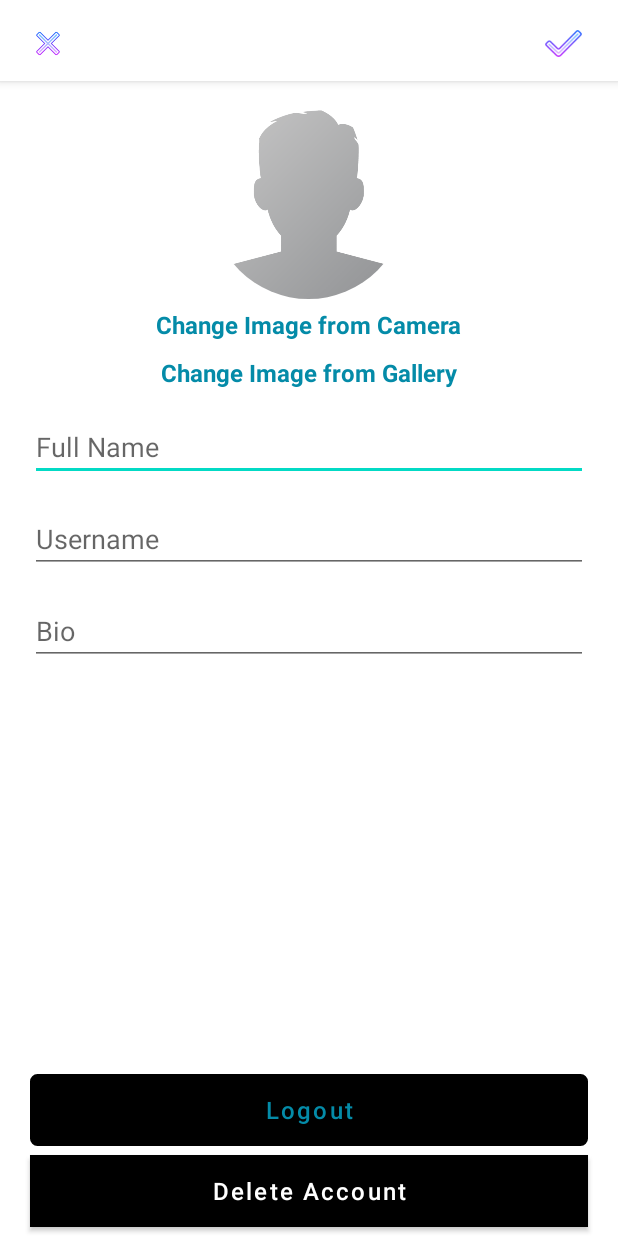
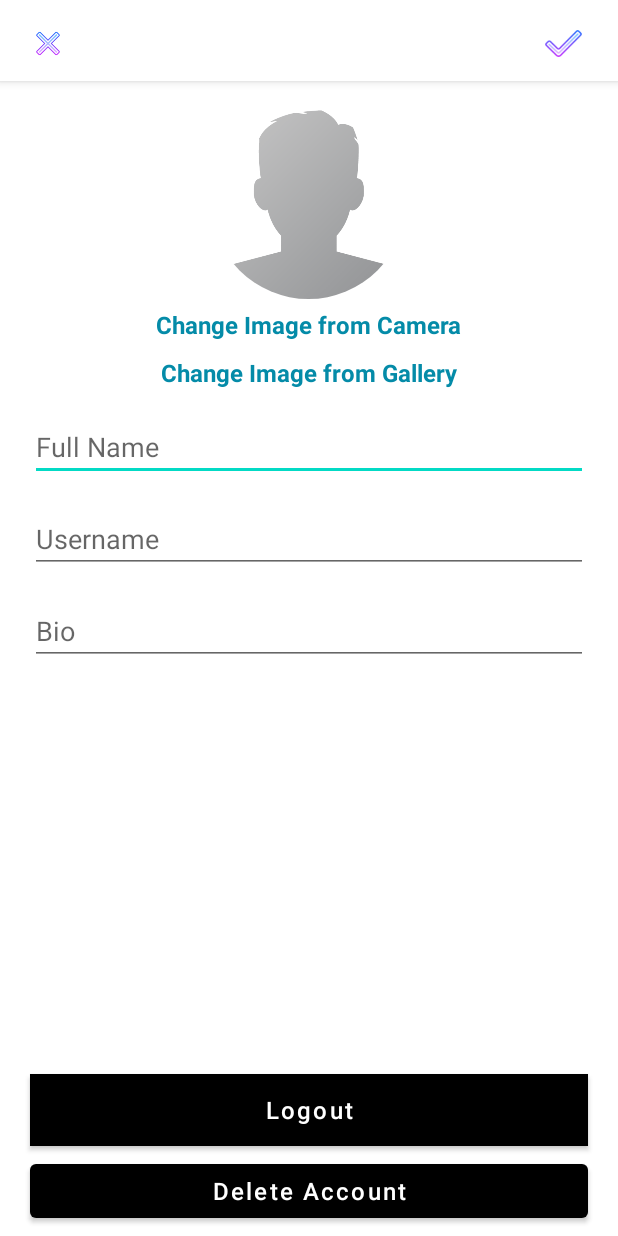
Before and after one commit to AlejandroParra15/GARAGE-VGO, an Android app: the SettingsActivity screen opened directly, with no data from a screen before it, on a phone screen of 412 x 824 dp. Run offline under Robolectric (Android 15) with nearby library versions, the phone set to English and light mode, and no system bars; our stand-ins replace CircleImageView.

Commit message:
Se agrega el icono de la app y el nombre.

```diff
--- a/app/src/main/AndroidManifest.xml
+++ b/app/src/main/AndroidManifest.xml
@@ -6,8 +6,8 @@
     <uses-permission android:name="android.permission.CAMERA" />
     <application
         android:allowBackup="true"
-        android:icon="@mipmap/ic_launcher"
-        android:label="@string/app_name"
+        android:icon="@drawable/logomain3"
+        android:label="GarageVGO"
         android:roundIcon="@mipmap/ic_launcher_round"
         android:supportsRtl="true"
         android:theme="@style/Theme.GARAGEVGO">
--- a/app/src/main/res/layout/activity_settings.xml
+++ b/app/src/main/res/layout/activity_settings.xml
@@ -139,13 +139,12 @@
             android:layout_marginLeft="20dp"
             android:layout_marginRight="20dp"
             android:layout_marginBottom="6dp"
-            android:background="@drawable/button_black_background"
+            android:background="#000000"
             android:text="Logout"
             android:textAllCaps="false"
-            android:textColor="#048BA8"
-            android:textSize="16dp"
+            android:textColor="#FFFFFF"
 
-            />
+            android:textSize="16dp" />
 
         <Button
             android:id="@+id/deleteaccount_btn_profilefragment"
@@ -155,13 +154,11 @@
             android:layout_marginLeft="20dp"
             android:layout_marginRight="20dp"
             android:layout_marginBottom="6dp"
-            android:background="@color/purple_200"
             android:text="Delete Account"
             android:textAllCaps="false"
             android:textColor="@android:color/white"
-            android:textSize="16dp"
 
-            />
+            android:textSize="16dp" />
 
 
     </RelativeLayout>
--- a/app/src/main/res/layout/fragment_profile.xml
+++ b/app/src/main/res/layout/fragment_profile.xml
@@ -12,7 +12,6 @@
         android:id="@+id/scroll_view"
         android:layout_width="match_parent"
         android:layout_height="wrap_content"
-        android:layout_below="@+id/appbarlayout_profile"
         android:layout_marginStart="20dp"
         android:layout_marginTop="74dp"
         android:layout_marginEnd="20dp"
@@ -80,7 +79,9 @@
                 android:layout_marginLeft="5dp"
                 android:layout_marginTop="10dp"
                 android:layout_marginRight="5dp"
-                android:orientation="horizontal">
+                android:layout_marginBottom="5dp"
+                android:orientation="horizontal"
+                android:background="@drawable/rectangle_radius_shape">
 
                 <ImageButton
                     android:id="@+id/images_grid_view_btn"
```
Also changed, not shown: app/src/main/res/drawable/rectangle_radius_shape.xml (added, +16 -0 lines).
